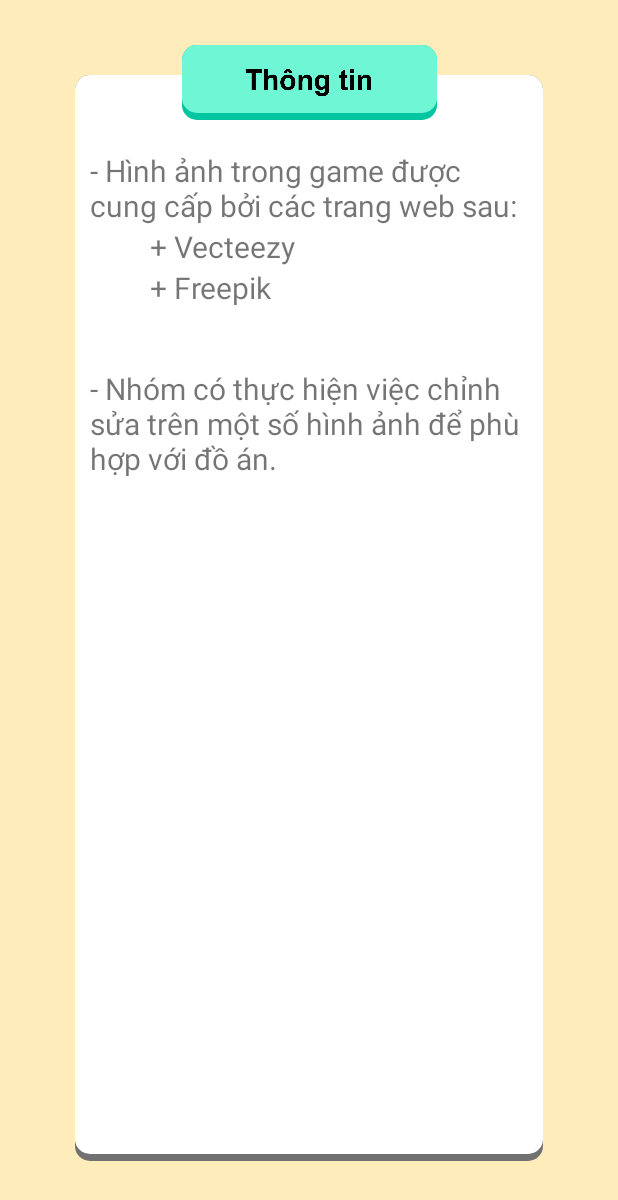
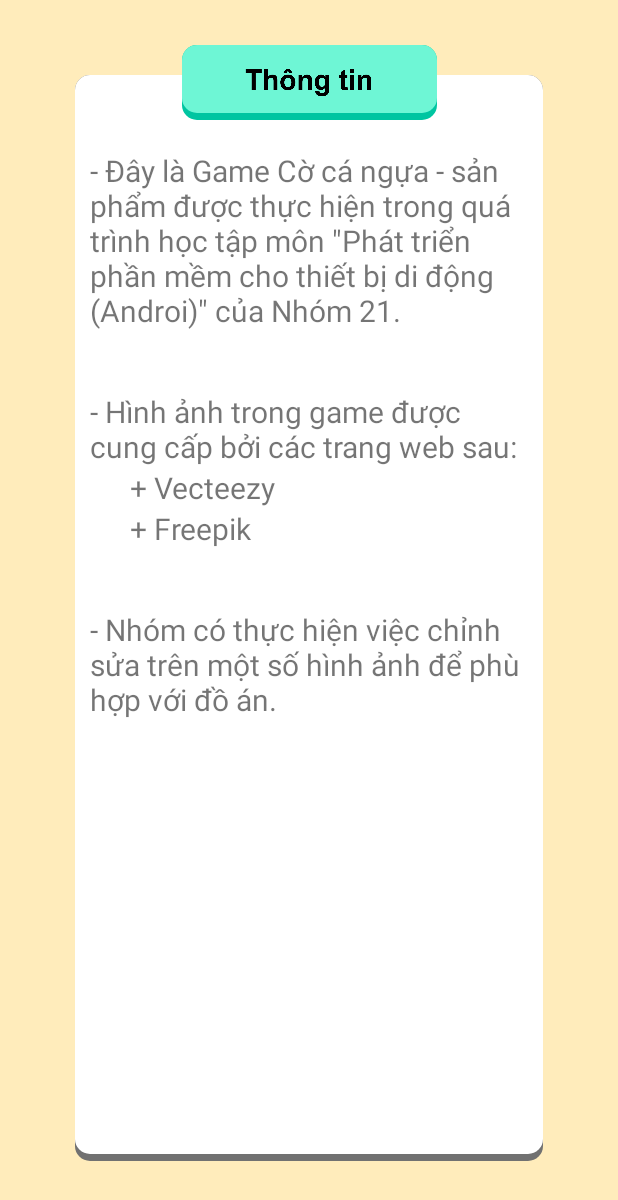
Before and after one commit to AndroidN21/Android-SeaHorses, an Android app: the CopyRightInfoActivity screen opened directly, with no data from a screen before it, on a phone screen of 412 x 824 dp. Shown: the top 1200 px of the screen. Run offline under Robolectric (Android 15) with nearby library versions, the phone set to English and light mode, and no system bars; Roboto replaces fonts that are not available here.

Commit message:
Update CopyRightInfoActivity

```diff
--- a/SourceCode/app/src/main/java/hcmus/nhom21/parcheesigame/RunningGameActivity.java
+++ b/SourceCode/app/src/main/java/hcmus/nhom21/parcheesigame/RunningGameActivity.java
@@ -700,7 +700,7 @@ public class RunningGameActivity extends FragmentActivity implements View.OnClic
 
                 myHandler.post(foregroundChatAnim);
             }
-            catch (Exception e) { Log.e("<<foregroundTask>>", e.getMessage()); }
+            catch (Exception e) { Log.e("<<backgroundChatAnim>>", e.getMessage()); }
         }
     };
 
--- a/SourceCode/app/src/main/res/layout/activity_copyright_info.xml
+++ b/SourceCode/app/src/main/res/layout/activity_copyright_info.xml
@@ -25,9 +25,19 @@
                 android:layout_width="match_parent"
                 android:layout_height="wrap_content"
                 android:layout_marginTop="40dp"
+                android:layout_marginBottom="40dp"
                 android:layout_weight="1"
                 android:text="@string/info0"
                 android:textSize="20dp" />
+
+            <TextView
+                android:id="@+id/txtLine1"
+                android:layout_width="match_parent"
+                android:layout_height="wrap_content"
+
+                android:layout_weight="1"
+                android:textSize="20dp"
+                android:text="@string/info1" />
 
             <TextView
                 android:id="@+id/txtVecteezy"
@@ -47,13 +57,13 @@
                 android:textSize="20dp" />
 
             <TextView
-                android:id="@+id/txtLine1"
+                android:id="@+id/txtLine2"
                 android:layout_width="match_parent"
                 android:layout_height="wrap_content"
                 android:layout_marginBottom="40dp"
-                android:textSize="20dp"
                 android:layout_weight="1"
-                android:text="@string/info1" />
+                android:text="@string/info2"
+                android:textSize="20dp" />
 
 
 
--- a/SourceCode/app/src/main/res/values/strings.xml
+++ b/SourceCode/app/src/main/res/values/strings.xml
@@ -15,14 +15,15 @@
     <string name="greenTeam">Đội Lục</string>
 
     <string name="title_copyright_info">Thông tin bản quyền</string>
-    <string name="info0"> - Hình ảnh trong game được cung cấp bởi các trang web sau:</string>
-    <string name="link_vecteezy">\t\t\t+ Vecteezy</string>
-    <string name="link_freepik">\t\t\t+ Freepik</string>
+    <string name="info0"> - Đây là Game Cờ cá ngựa - sản phẩm được thực hiện trong quá trình học tập môn \"Phát triển phần mềm cho thiết bị di động (Androi)\" của Nhóm 21.</string>
+    <string name="info1"> - Hình ảnh trong game được cung cấp bởi các trang web sau:</string>
+    <string name="link_vecteezy">\t\t+ Vecteezy</string>
+    <string name="link_freepik">\t\t+ Freepik</string>
     <string name="intro0_vecteezy">Download free vector art, stock photos &amp; videos.</string>
     <string name="intro1_vecteezy">Professional quality creative resources to get your projects done faster.</string>
     <string name="intro0_freepik">Graphic resources for everyone</string>
     <string name="intro1_freepik">Find Free Vectors, Stock Photos and PSD</string>
-    <string name="info1"> - Nhóm có thực hiện việc chỉnh sửa trên một số hình ảnh để phù hợp với đồ án.</string>
+    <string name="info2"> - Nhóm có thực hiện việc chỉnh sửa trên một số hình ảnh để phù hợp với đồ án.</string>
 <!-- TODO: Remove or change this placeholder text -->
     <string name="hello_blank_fragment">Hello blank fragment</string>
 </resources>
```
